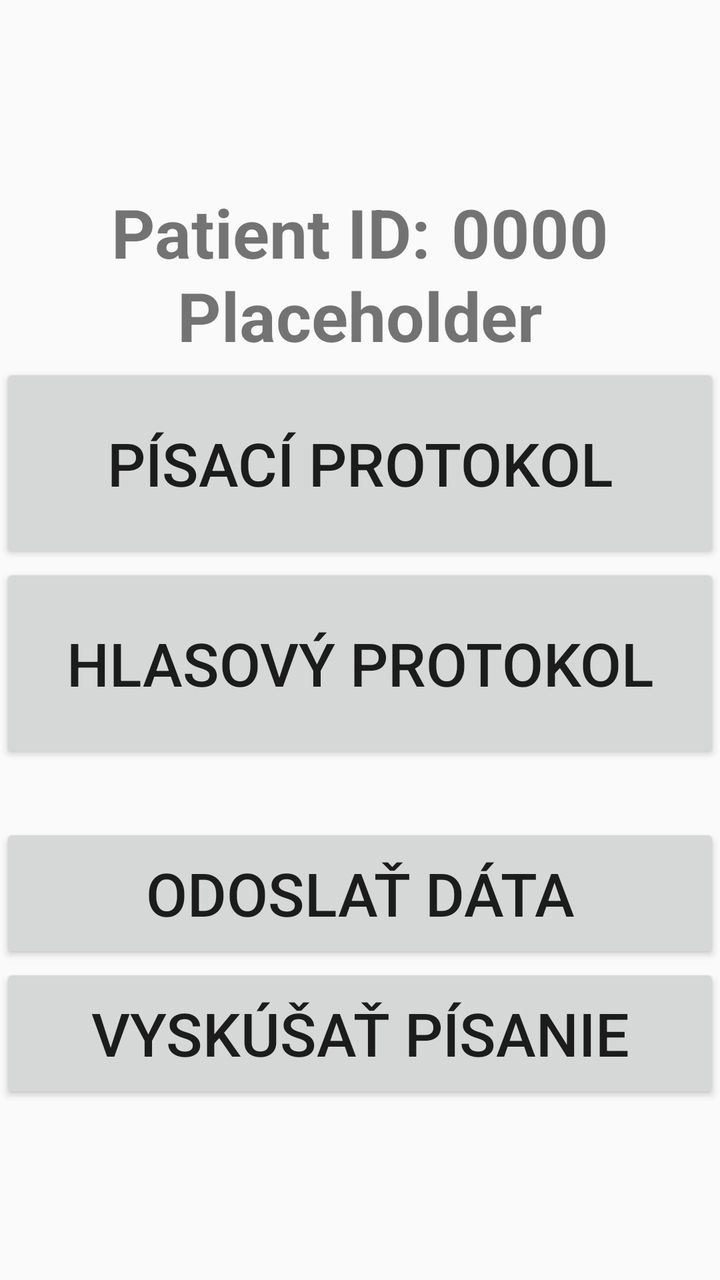
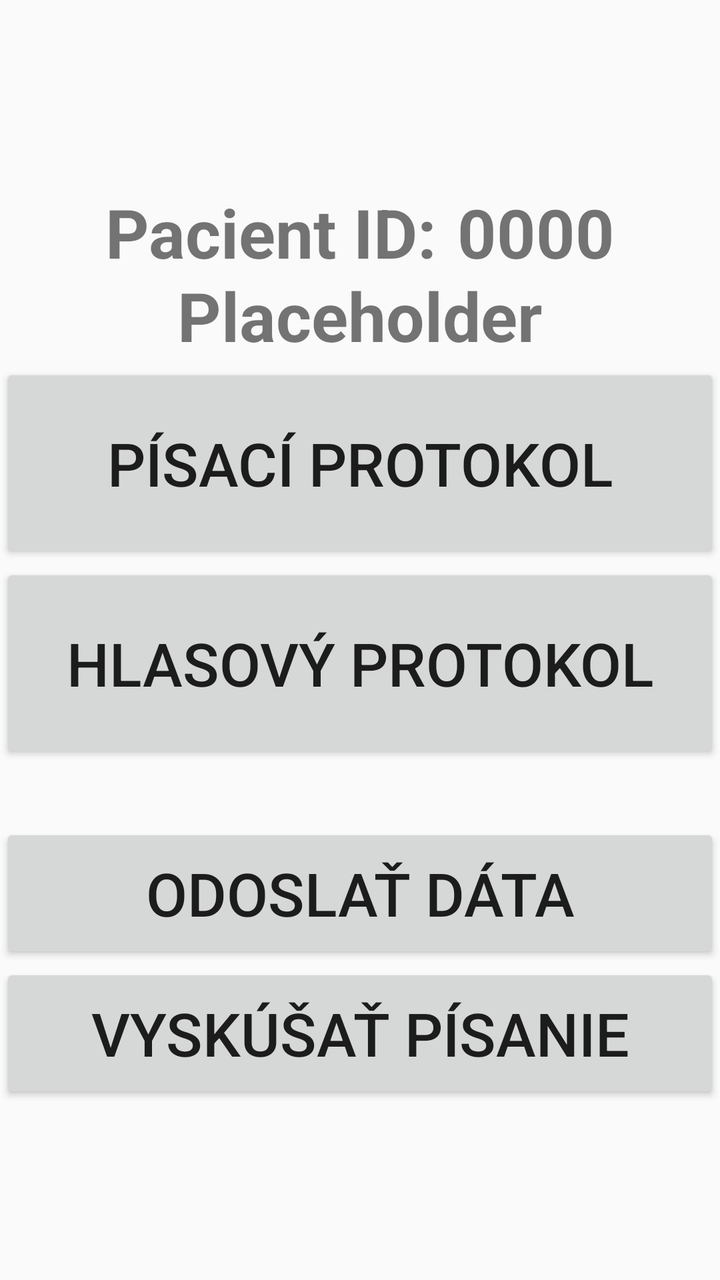

Compare the two renders of this Android layout. The source of the first and the diff that turns it into the second are given below.
<!-- AndroidManifest.xml: application theme Theme.DiagnosticApp -->
<!-- res/layout/activity_patient.xml -->
<?xml version="1.0" encoding="utf-8"?>
<LinearLayout xmlns:android="http://schemas.android.com/apk/res/android"
    android:orientation="vertical"
    android:layout_width="match_parent"
    android:layout_height="match_parent"
    android:gravity="center">

    
    <LinearLayout
        android:layout_width="wrap_content"
        android:layout_height="wrap_content"
        android:orientation="horizontal"
        android:paddingBottom="16dp">


        <TextView
            android:id="@+id/tvTitle"
            android:layout_width="wrap_content"
            android:layout_height="wrap_content"
            android:text="Patient ID:"
            android:textSize="34sp"
            android:textStyle="bold"
            android:padding="5dp" />

        <TextView
            android:id="@+id/tvId"
            android:layout_width="wrap_content"
            android:layout_height="wrap_content"
            android:text="0000"
            android:textSize="34sp"
            android:textStyle="bold"
            android:padding="5dp" />

    </LinearLayout>

    <LinearLayout
        android:layout_width="wrap_content"
        android:layout_height="wrap_content"
        android:orientation="horizontal"
        android:layout_marginTop="-30dp"
        android:layout_marginBottom="-20dp"
        android:paddingBottom="16dp">

        <TextView
            android:id="@+id/tvInfo"
            android:layout_width="wrap_content"
            android:layout_height="wrap_content"
            android:text="Placeholder"
            android:textSize="34sp"
            android:textStyle="bold"
            android:padding="5dp" />
    </LinearLayout>

    <Button
        android:id="@+id/btnWritingProtocol"
        android:layout_width="wrap_content"
        android:layout_height="wrap_content"
        android:width="380dp"
        android:height="100dp"
        android:text="Písací protokol"
        android:textSize="30sp" />

    <Button
        android:id="@+id/btnVoiceProtocol"
        android:layout_width="wrap_content"
        android:layout_height="wrap_content"
        android:width="380dp"
        android:height="100dp"
        android:text="Hlasový protokol"
        android:textSize="30sp" />


    <Button
        android:id="@+id/btnUpdateData"
        android:layout_width="wrap_content"
        android:layout_height="wrap_content"
        android:width="380dp"
        android:height="70dp"
        android:text="Odoslať dáta"
        android:layout_marginTop="30dp"
        android:textSize="30sp" />

    <Button
        android:id="@+id/btnDrawTest"
        android:layout_width="wrap_content"
        android:layout_height="wrap_content"
        android:width="380dp"
        android:height="70dp"
        android:text="Vyskúšať písanie"
        android:textSize="30sp" />

</LinearLayout>
<!-- resources referenced by this layout -->
<resources>
  <style name="Theme.DiagnosticApp" parent="Theme.AppCompat.Light.NoActionBar" />
</resources>

<!-- the commit's change to res/layout/activity_patient.xml (unified diff, before → after) -->
@@ -17,7 +17,7 @@
             android:id="@+id/tvTitle"
             android:layout_width="wrap_content"
             android:layout_height="wrap_content"
-            android:text="Patient ID:"
+            android:text="Pacient ID:"
             android:textSize="34sp"
             android:textStyle="bold"
             android:padding="5dp" />
